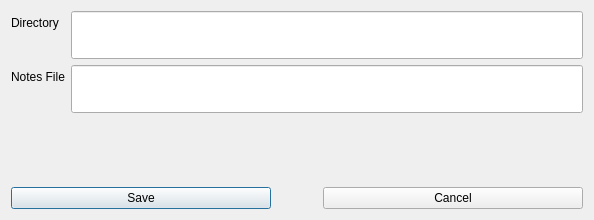
First picture: the form in ui/changefile.ui, repository berndhs/notably, before the edit.
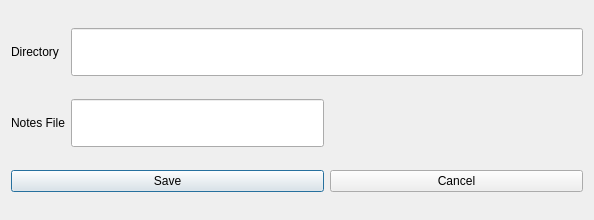
Second picture: the form after the edit. Icons and pictures are not drawn.

```diff
--- a/ui/changefile.ui
+++ b/ui/changefile.ui
@@ -18,8 +18,6 @@
     <normaloff>:/img/nb.png</normaloff>:/img/nb.png</iconset>
   </property>
   <layout class="QGridLayout" name="gridLayout">
-   <item row="0" column="0" colspan="3">
-    <layout class="QFormLayout" name="formLayout">
      <item row="0" column="0">
       <widget class="QLabel" name="directoryLabel">
        <property name="text">
@@ -27,8 +25,14 @@
        </property>
       </widget>
      </item>
-     <item row="0" column="1">
+   <item row="0" column="1" colspan="2">
       <widget class="QLineEdit" name="directoryEdit">
+     <property name="sizePolicy">
+      <sizepolicy hsizetype="Expanding" vsizetype="Fixed">
+       <horstretch>6</horstretch>
+       <verstretch>0</verstretch>
+      </sizepolicy>
+     </property>
        <property name="minimumSize">
         <size>
          <width>0</width>
@@ -54,14 +58,12 @@
        </property>
       </widget>
      </item>
-    </layout>
-   </item>
-   <item row="1" column="0">
+   <item row="2" column="0" colspan="2">
     <widget class="QPushButton" name="saveButton">
      <property name="sizePolicy">
-      <sizepolicy hsizetype="Minimum" vsizetype="Fixed">
-       <horstretch>2</horstretch>
-       <verstretch>2</verstretch>
+      <sizepolicy hsizetype="Expanding" vsizetype="Fixed">
+       <horstretch>0</horstretch>
+       <verstretch>0</verstretch>
       </sizepolicy>
      </property>
      <property name="text">
@@ -69,20 +71,7 @@
      </property>
     </widget>
    </item>
-   <item row="1" column="1">
-    <spacer name="horizontalSpacer">
-     <property name="orientation">
-      <enum>Qt::Horizontal</enum>
-     </property>
-     <property name="sizeHint" stdset="0">
-      <size>
-       <width>40</width>
-       <height>20</height>
-      </size>
-     </property>
-    </spacer>
-   </item>
-   <item row="1" column="2">
+   <item row="2" column="2">
     <widget class="QPushButton" name="cancelButton">
      <property name="sizePolicy">
       <sizepolicy hsizetype="Minimum" vsizetype="Fixed">
```
Lines whose indentation alone changed are shown as unchanged.
